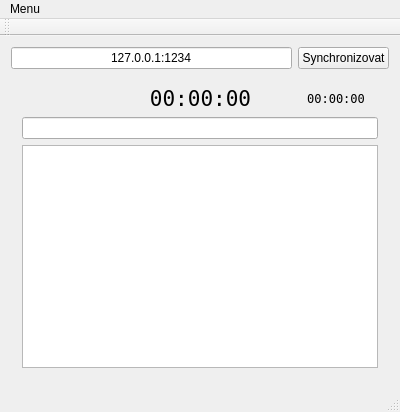
This is slave/MainWindow.ui in Element104/behKamenkou as Qt 5 draws it before an edit. The edited form follows.
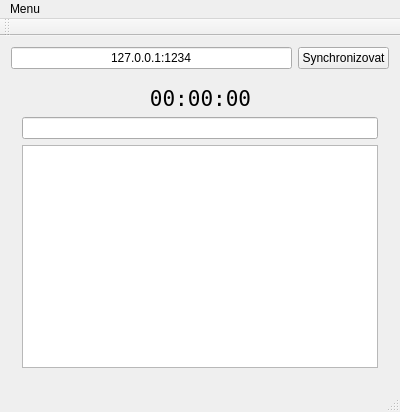
This is the edited form.

Diff of the .ui file:
```diff
--- a/slave/MainWindow.ui
+++ b/slave/MainWindow.ui
@@ -69,21 +69,6 @@
          </property>
         </widget>
        </item>
-       <item row="0" column="3">
-        <widget class="QLabel" name="casoukazovac_relativni">
-         <property name="font">
-          <font>
-           <family>DejaVu Sans Mono</family>
-          </font>
-         </property>
-         <property name="text">
-          <string>00:00:00</string>
-         </property>
-         <property name="alignment">
-          <set>Qt::AlignCenter</set>
-         </property>
-        </widget>
-       </item>
        <item row="4" column="0" colspan="4">
         <widget class="QTableView" name="tabulkohled">
          <property name="enabled">
```
